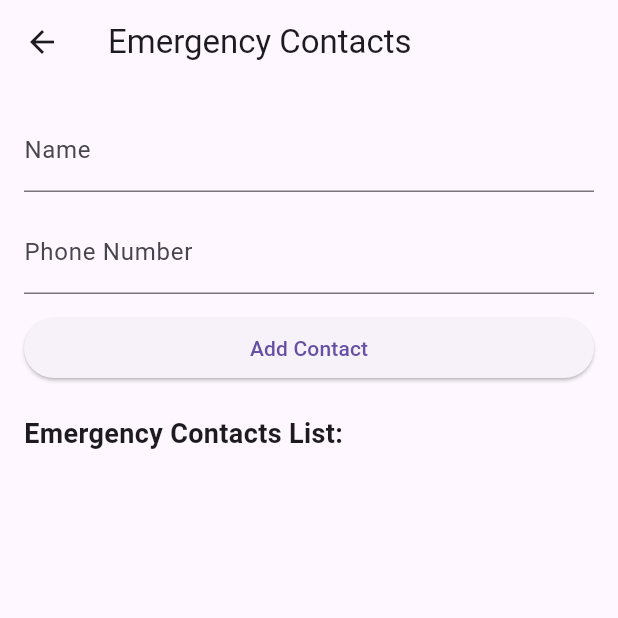
After one commit to shreelaxmikamath/one-love, a Flutter app: the OthersPage screen opened directly, after a tap on "Emergency Contacts", on a phone screen of 412 x 824 dp, the top half of it. The commit adds this screen. Run offline on Flutter 3.47's test engine with Material 3 defaults, Android fonts, the light colour scheme and no system bars; our stand-ins replace table_calendar; network calls fail.

Commit message:
Partial features

```diff
--- /dev/null
+++ b/lib/emergency_contacts.dart
@@ -0,0 +1,129 @@
+import 'package:flutter/material.dart';
+import 'package:http/http.dart' as http;
+import 'dart:convert';
+
+class EmergencyContactsPage extends StatefulWidget {
+  @override
+  _EmergencyContactsPageState createState() => _EmergencyContactsPageState();
+}
+
+class _EmergencyContactsPageState extends State<EmergencyContactsPage> {
+  List<String> emergencyContacts = [];
+  TextEditingController nameController = TextEditingController();
+  TextEditingController phoneController = TextEditingController();
+
+  @override
+  Widget build(BuildContext context) {
+    return Scaffold(
+      appBar: AppBar(
+        title: Text('Emergency Contacts'),
+      ),
+      body: Padding(
+        padding: const EdgeInsets.all(16.0),
+        child: Column(
+          crossAxisAlignment: CrossAxisAlignment.stretch,
+          children: <Widget>[
+            TextField(
+              controller: nameController,
+              decoration: InputDecoration(
+                labelText: 'Name',
+              ),
+            ),
+            SizedBox(height: 12.0),
+            TextField(
+              controller: phoneController,
+              keyboardType: TextInputType.phone,
+              decoration: InputDecoration(
+                labelText: 'Phone Number',
+              ),
+            ),
+            SizedBox(height: 12.0),
+            ElevatedButton(
+              onPressed: () {
+                addContact();
+              },
+              child: Text('Add Contact'),
+            ),
+            SizedBox(height: 20.0),
+            Text(
+              'Emergency Contacts List:',
+              style: TextStyle(fontSize: 18.0, fontWeight: FontWeight.bold),
+            ),
+            Expanded(
+              child: ListView.builder(
+                itemCount: emergencyContacts.length,
+                itemBuilder: (context, index) {
+                  return ListTile(
+                    title: Text(emergencyContacts[index]),
+                    trailing: IconButton(
+                      icon: Icon(Icons.delete),
+                      onPressed: () {
+                        removeContact(index);
+                      },
+                    ),
+                  );
+                },
+              ),
+            ),
+          ],
+        ),
+      ),
+    );
+  }
+
+  void addContact() async {
+    String name = nameController.text.trim();
+    String phone = phoneController.text.trim();
+
+    if (name.isNotEmpty && phone.isNotEmpty) {
+      try {
+        final response = await http.post(
+          Uri.parse('http://10.0.2.2:5000/emergency_contact'),
+          headers: <String, String>{
+            'Content-Type': 'application/json; charset=UTF-8',
+          },
+          body: jsonEncode(<String, String>{
+            'name': name,
+            'phone': phone,
+          }),
+        );
+
+        if (response.statusCode == 201) {
+          setState(() {
+            String contactInfo = '$name - $phone';
+            emergencyContacts.add(contactInfo);
+            nameController.clear();
+            phoneController.clear();
+          });
+          ScaffoldMessenger.of(context).showSnackBar(
+            SnackBar(content: Text('Emergency contact added successfully')),
+          );
+        } else {
+          ScaffoldMessenger.of(context).showSnackBar(
+            SnackBar(content: Text('Failed to add contact. Please try again later.')),
+          );
+        }
+      } catch (e) {
+        ScaffoldMessenger.of(context).showSnackBar(
+          SnackBar(content: Text('Error: $e')),
+        );
+      }
+    } else {
+      ScaffoldMessenger.of(context).showSnackBar(
+        SnackBar(content: Text('Please enter both name and phone number')),
+      );
+    }
+  }
+
+  void removeContact(int index) {
+    setState(() {
+      emergencyContacts.removeAt(index);
+    });
+  }
+}
+
+void main() {
+  runApp(MaterialApp(
+    home: EmergencyContactsPage(),
+  ));
+}
--- a/lib/home_screen.dart
+++ b/lib/home_screen.dart
@@ -116,7 +116,7 @@ class _HomeScreenState extends State<HomeScreen> {
   Widget build(BuildContext context) {
     return Scaffold(
       appBar: AppBar(
-        title: Text('One-Love'),
+        title: Text('One Love'),
         actions: <Widget>[
           IconButton(
             icon: Icon(Icons.calendar_today),
--- a/lib/others_page.dart
+++ b/lib/others_page.dart
@@ -1,5 +1,6 @@
 import 'package:flutter/material.dart';
 import 'shopping_preparation_checklists.dart';
+import 'emergency_contacts.dart'; // Import the new page
 
 class OthersPage extends StatelessWidget {
   @override
@@ -7,17 +8,34 @@ class OthersPage extends StatelessWidget {
     return Scaffold(
       appBar: AppBar(title: Text('Others Page')),
       body: Center(
-        child: ElevatedButton(
+        child: Column(
+          mainAxisAlignment: MainAxisAlignment.center,
+          children: <Widget>[
+            ElevatedButton(
               onPressed: () {
                 Navigator.push(
                   context,
                   MaterialPageRoute(
-                builder: (context) => ChecklistPage(), // or whatever your target page is
+                    builder: (context) => ChecklistPage(), // Navigate to ChecklistPage
                   ),
                 );
               },
               child: Text('Go to Checklist'),
             ),
+            SizedBox(height: 20.0),
+            ElevatedButton(
+              onPressed: () {
+                Navigator.push(
+                  context,
+                  MaterialPageRoute(
+                    builder: (context) => EmergencyContactsPage(), // Navigate to EmergencyContactsPage
+                  ),
+                );
+              },
+              child: Text('Emergency Contacts'),
+            ),
+          ],
+        ),
       ),
     );
   }
--- a/lib/splash_screen.dart
+++ b/lib/splash_screen.dart
@@ -27,7 +27,7 @@ class _SplashScreenState extends State<SplashScreen> {
       backgroundColor: Colors.black,
       body: Center(
         child: Text(
-          'One-Love',
+          'One Love',
           style: TextStyle(
             fontSize: 48,
             color: Colors.white,
--- a/pubspec.yaml
+++ b/pubspec.yaml
@@ -43,6 +43,7 @@ dev_dependencies:
   http: ^0.13.3
   flutter_slidable: ^3.1.0
   flutter_hooks: ^0.18.0
+  shared_preferences: ^2.0.12
 
   # The "flutter_lints" package below contains a set of recommended lints to
   # encourage good coding practices. The lint set provided by the package is
```
Also changed, not shown: lib/account_page.dart (+11 -39 lines), lib/emergency_contact_form.dart (deleted, +0 -104 lines), lib/shopping_preparation_checklists.dart (+33 -2 lines), lib/signup_screen.dart (+17 -0 lines), lib/todo_list.dart (added, +59 -0 lines), pubspec.lock, 3 other files. Lines whose indentation alone changed are shown as unchanged.
